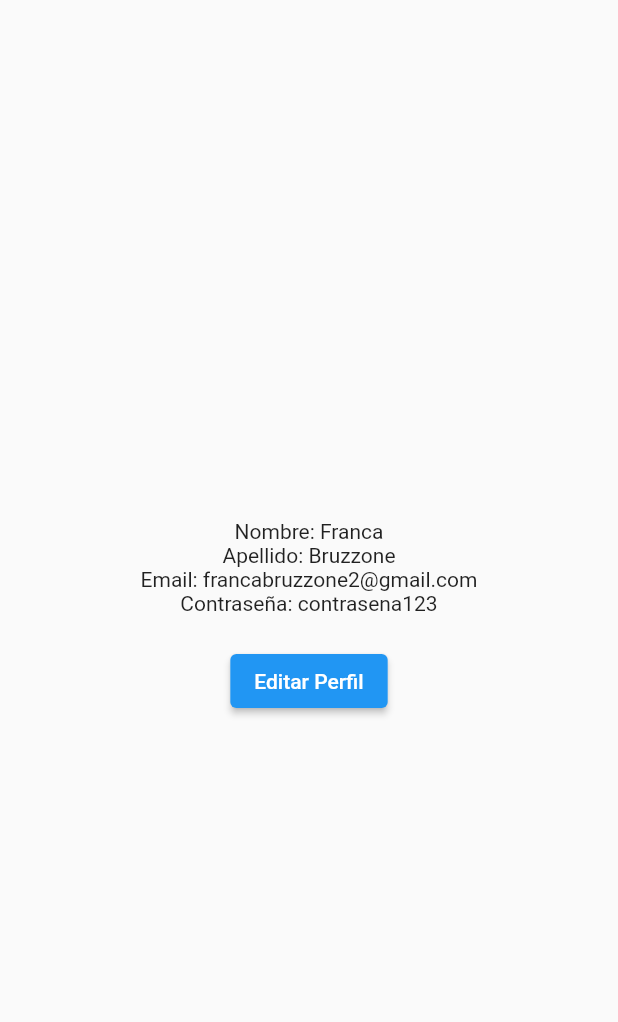
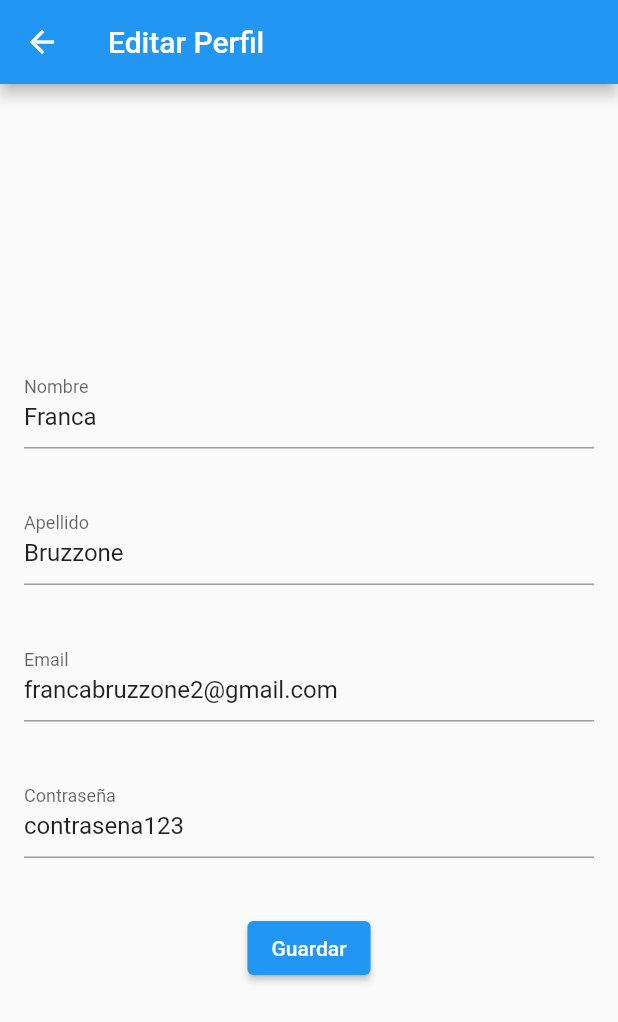
Before and after one commit to FrancaBruzzone/Obl_IHC_PruebasConFlutter, a Flutter app: the ProfilePage screen opened directly, after a tap on "Editar Perfil", on a phone screen of 412 x 824 dp. Shown: the top 1022 px of the screen. Run offline on Flutter 3.47's test engine with Material 2 defaults, Android fonts, the phone set to English and light mode, and no system bars; our stand-ins replace image_picker; missing offline and left inert: flutter_barcode_scanner.

Commit message:
Agrego ventana de edición de los datos de usuario

```diff
--- /dev/null
+++ b/lib/views/editprofile_page.dart
@@ -0,0 +1,65 @@
+import 'package:flutter/material.dart';
+import 'package:obl_ihc_pruebasconflutter/entities/User.dart';
+
+class EditProfilePage extends StatelessWidget {
+  final User user;
+
+  EditProfilePage(this.user);
+
+  @override
+  Widget build(BuildContext context) {
+    return Scaffold(
+      appBar: AppBar(
+        title: Text('Editar Perfil'),
+      ),
+      body: Center(
+        child: Column(
+          mainAxisAlignment: MainAxisAlignment.center,
+          crossAxisAlignment: CrossAxisAlignment.center,
+          children: <Widget>[
+            Padding(
+              padding: EdgeInsets.all(16.0),
+              child: TextFormField(
+                initialValue: user.nombre,
+                decoration: InputDecoration(labelText: 'Nombre'),
+                // Lógica para actualizar el nombre
+              ),
+            ),
+            Padding(
+              padding: EdgeInsets.all(16.0),
+              child: TextFormField(
+                initialValue: user.apellido,
+                decoration: InputDecoration(labelText: 'Apellido'),
+                // Lógica para actualizar el apellido
+              ),
+            ),
+            Padding(
+              padding: EdgeInsets.all(16.0),
+              child: TextFormField(
+                initialValue: user.email,
+                decoration: InputDecoration(labelText: 'Email'),
+                // Lógica para actualizar el email
+              ),
+            ),
+            Padding(
+              padding: EdgeInsets.all(16.0),
+              child: TextFormField(
+                initialValue: user.contrasena,
+                decoration: InputDecoration(labelText: 'Contraseña'),
+                // Lógica para actualizar la contraseña
+              ),
+            ),
+            SizedBox(height: 20),
+            ElevatedButton(
+              onPressed: () {
+                // Lógica para guardar los cambios en el perfil
+                Navigator.of(context).pop(); // Vuelve a la página de perfil después de guardar
+              },
+              child: Text('Guardar'),
+            ),
+          ],
+        ),
+      ),
+    );
+  }
+}
--- a/lib/views/profile_page.dart
+++ b/lib/views/profile_page.dart
@@ -1,5 +1,6 @@
 import 'package:flutter/material.dart';
 import 'package:obl_ihc_pruebasconflutter/entities/User.dart';
+import 'package:obl_ihc_pruebasconflutter/views/editprofile_page.dart';
 
 class ProfilePage extends StatelessWidget {
   final user = User(
@@ -24,7 +25,11 @@ class ProfilePage extends StatelessWidget {
             SizedBox(height: 20),
             ElevatedButton(
               onPressed: () {
-                print('Se seleccionó editar perfil');
+                Navigator.of(context).push(
+                  MaterialPageRoute(
+                    builder: (context) => EditProfilePage(user),
+                  ),
+                );
               },
               child: Text('Editar Perfil'),
             ),
--- a/lib/views/searchproduct_page.dart
+++ b/lib/views/searchproduct_page.dart
@@ -35,9 +35,6 @@ class SearchProductPage extends StatelessWidget {
   @override
   Widget build(BuildContext context) {
     return Scaffold(
-      appBar: AppBar(
-        title: Text('Buscar Producto'),
-      ),
       body: Center(
         child: Column(
           mainAxisAlignment: MainAxisAlignment.center,
```
